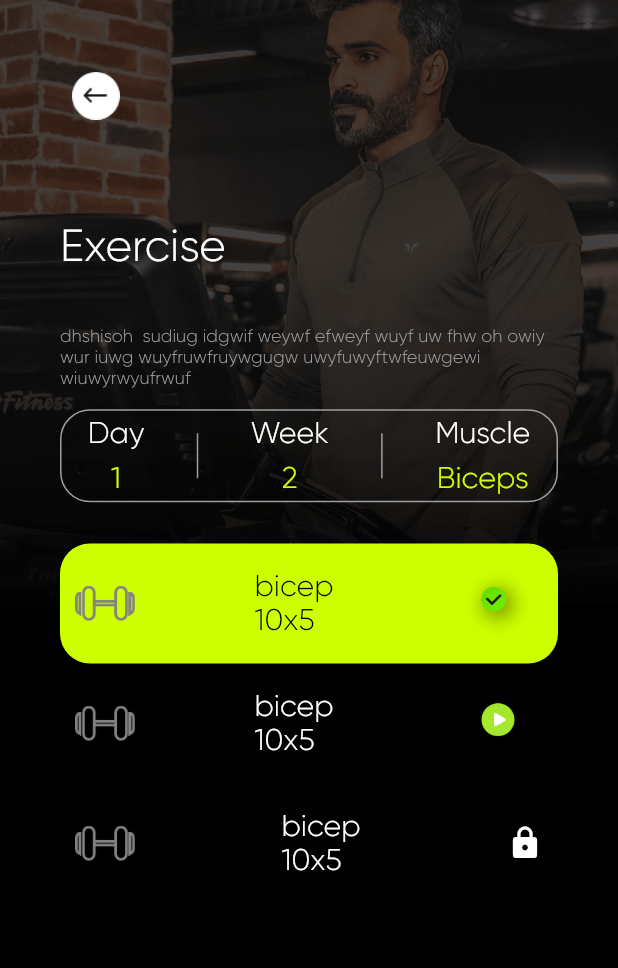
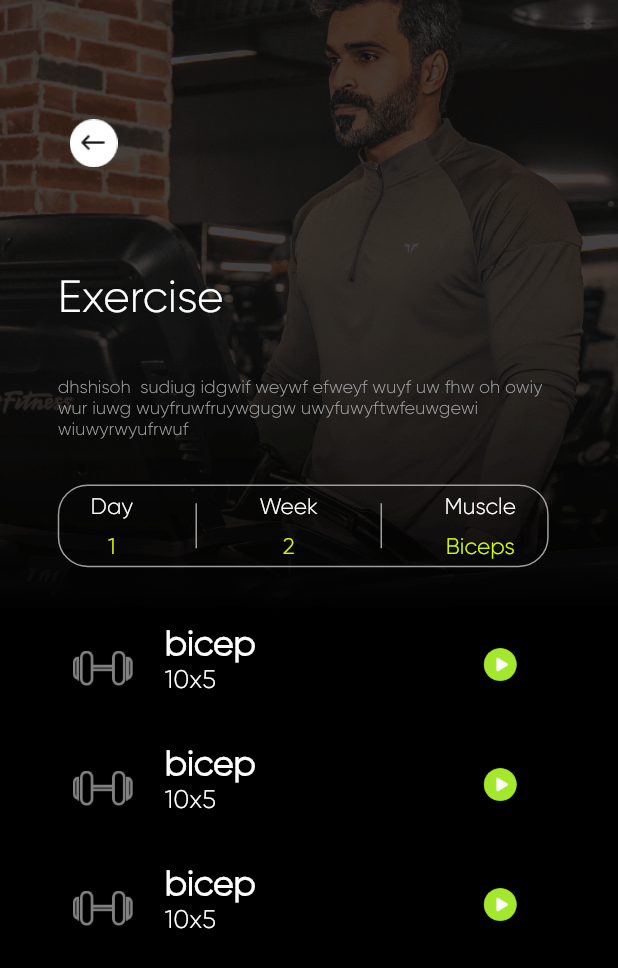
Before and after one commit to AWsabry-Projects/BeChamp_app, a Flutter app: the DayWorkouts screen opened directly, on a phone screen of 412 x 824 dp. Shown: the top 968 px of the screen. Run offline on Flutter 3.47's test engine with Material 2 defaults, Android fonts, the light colour scheme and no system bars; our stand-ins replace circular_countdown_timer, flutter_screenutil, flutter_snake_navigationbar, image_picker, page_indicator; missing offline and left inert: flutter_expanded_tile, otp_pin_field, vertical_picker.

Commit message:
workouts page edited

```diff
--- a/lib/models/Exercise Tiles model/exerciseTileModel.dart
+++ b/lib/models/Exercise Tiles model/exerciseTileModel.dart
@@ -1,60 +1,60 @@
 import 'package:flutter/material.dart';
+import 'package:flutter_screenutil/flutter_screenutil.dart';
 
 import '../../shared/shared.dart';
 
 class ExerciseTile extends StatelessWidget {
   final void Function() onTap;
-  bool canAccessNow,
-      isFinished; // if isFinished is true canAccessNow has no effect
   final String? title, description;
-  ExerciseTile(
-      {super.key,
-      required this.onTap,
-      this.title,
-      this.canAccessNow = false,
-      this.isFinished = false,
-      this.description});
+  ExerciseTile({super.key, required this.onTap, this.title, this.description});
 
   @override
   Widget build(BuildContext context) {
+    ScreenUtil.init(context, designSize: Size(428, 926));
     return Directionality(
       textDirection: isEnglish ? TextDirection.ltr : TextDirection.rtl,
       child: Container(
         decoration: BoxDecoration(
-            borderRadius: BorderRadius.circular(20),
-            color: isFinished
-                ? Theme.of(context).primaryColor
-                : Colors.transparent),
+            borderRadius: BorderRadius.circular(20), color: Colors.transparent),
         height: 80,
         child: InkWell(
-          onTap: isFinished
-              ? null
-              : canAccessNow
-                  ? onTap
-                  : () {
-                      ScaffoldMessenger.of(context).showSnackBar(SnackBar(
-                          content: Text("Complete the Exercise before")));
-                    },
+          onTap: onTap,
           child: Padding(
             padding: const EdgeInsets.all(10.0),
             child: Row(
               mainAxisAlignment: MainAxisAlignment.spaceBetween,
               children: [
-                Image.asset(
-                  "assets/dumbell.png",
-                  width: 40,
+                Row(
+                  children: [
+                    Image.asset(
+                      "assets/dumbell.png",
+                      width: 40,
+                    ),
+                    SizedBox(
+                      width: 22.1.w,
+                    ),
+                    Column(
+                      crossAxisAlignment: CrossAxisAlignment.start,
+                      children: [
+                        Text(
+                          "$title",
+                          style: TextStyle(
+                              fontSize: 23,
+                              color: Colors.white,
+                              fontWeight: FontWeight.bold),
+                        ),
+                        Text(
+                          "$description",
+                          style: TextStyle(
+                            fontSize: 17,
+                            color: Colors.white,
+                          ),
+                        ),
+                      ],
+                    ),
+                  ],
                 ),
-                Text(
-                  "$title\n$description",
-                  style: isFinished
-                      ? TextStyle(color: Colors.black, fontSize: 20)
-                      : Theme.of(context).textTheme.displaySmall,
-                ),
-                isFinished
-                    ? Image.asset("assets/done.png")
-                    : canAccessNow
-                        ? Image.asset("assets/playButton.png")
-                        : Icon(Icons.lock, color: Colors.white)
+                Image.asset("assets/playButton.png")
               ],
             ),
           ),
--- a/lib/views/Workouts/Day Workouts Exercises 3/dayWorkouts.dart
+++ b/lib/views/Workouts/Day Workouts Exercises 3/dayWorkouts.dart
@@ -2,6 +2,7 @@ import 'package:bechamp/models/Exercise%20Model/exerciseModel.dart';
 import 'package:bechamp/models/Exercise%20Tiles%20model/exerciseTileModel.dart';
 import 'package:bechamp/shared/shared.dart';
 import 'package:flutter/material.dart';
+import 'package:flutter_screenutil/flutter_screenutil.dart';
 
 class DayWorkouts extends StatelessWidget {
   final String? exerciseName,
@@ -20,6 +21,7 @@ class DayWorkouts extends StatelessWidget {
 
   @override
   Widget build(BuildContext context) {
+    ScreenUtil.init(context, designSize: Size(428, 926));
     return Directionality(
       textDirection: isEnglish ? TextDirection.ltr : TextDirection.rtl,
       child: Scaffold(
@@ -35,17 +37,20 @@ class DayWorkouts extends StatelessWidget {
             ),
             SingleChildScrollView(
               child: Padding(
-                padding: const EdgeInsets.all(40.0),
+                padding: EdgeInsets.all(40.0.w),
                 child: Column(
                   mainAxisAlignment: MainAxisAlignment.spaceBetween,
                   crossAxisAlignment: CrossAxisAlignment.start,
                   children: [
-                    IconButton(
-                        onPressed: () {
-                          Navigator.pop(context);
-                        },
-                        icon: Image.asset("assets/back.png")),
-                    SizedBox(height: MediaQuery.of(context).size.height / 14),
+                    Padding(
+                      padding: EdgeInsets.only(top: 37.h),
+                      child: IconButton(
+                          onPressed: () {
+                            Navigator.pop(context);
+                          },
+                          icon: Image.asset("assets/back.png")),
+                    ),
+                    SizedBox(height: 69.h),
                     Text(
                       isEnglish ? "Exercise\n" : "تمرين\n",
                       style: TextStyle(color: Colors.white, fontSize: 30),
@@ -54,8 +59,10 @@ class DayWorkouts extends StatelessWidget {
                       isEnglish ? "$description\n" : "$arabicDescription\n",
                       style: TextStyle(color: Colors.grey, fontSize: 12),
                     ),
+                    SizedBox(height: 18.1.h),
                     Container(
-                      height: 62,
+                      height: 62.h,
+                      width: 340.w,
                       decoration: BoxDecoration(
                           border: Border.all(color: Colors.grey),
                           borderRadius: BorderRadius.circular(20)),
@@ -68,13 +75,14 @@ class DayWorkouts extends StatelessWidget {
                             children: [
                               Text(
                                 isEnglish ? "Day" : "اليوم",
-                                style: Theme.of(context).textTheme.displaySmall,
+                                style: TextStyle(
+                                    color: Colors.white, fontSize: 15),
                               ),
                               Text(
                                 "$day",
                                 style: TextStyle(
                                     color: Theme.of(context).primaryColor,
-                                    fontSize: 20),
+                                    fontSize: 15),
                               )
                             ],
                           ),
@@ -88,13 +96,14 @@ class DayWorkouts extends StatelessWidget {
                             children: [
                               Text(
                                 isEnglish ? "Week" : "الأسبوع",
-                                style: Theme.of(context).textTheme.displaySmall,
+                                style: TextStyle(
+                                    color: Colors.white, fontSize: 15),
                               ),
                               Text(
                                 "$week",
                                 style: TextStyle(
                                     color: Theme.of(context).primaryColor,
-                                    fontSize: 20),
+                                    fontSize: 15),
                               )
                             ],
                           ),
@@ -108,7 +117,8 @@ class DayWorkouts extends StatelessWidget {
                             children: [
                               Text(
                                 isEnglish ? "Muscle" : "العضله",
-                                style: Theme.of(context).textTheme.displaySmall,
+                                style: TextStyle(
+                                    color: Colors.white, fontSize: 15),
                               ),
                               Text(
                                 isEnglish
@@ -116,7 +126,7 @@ class DayWorkouts extends StatelessWidget {
                                     : "${this.arabicExerciseName}",
                                 style: TextStyle(
                                     color: Theme.of(context).primaryColor,
-                                    fontSize: 20),
+                                    fontSize: 15),
                               ),
                             ],
                           )
@@ -132,8 +142,6 @@ class DayWorkouts extends StatelessWidget {
                           child: Column(
                         children: [
                           ExerciseTile(
-                            isFinished: true,
-                            canAccessNow: true,
                             onTap: () {
                               goTo(
                                   context,
@@ -152,7 +160,6 @@ class DayWorkouts extends StatelessWidget {
                             description: "10x5",
                           ),
                           ExerciseTile(
-                            canAccessNow: true,
                             onTap: () {
                               goTo(
                                   context,
@@ -171,7 +178,6 @@ class DayWorkouts extends StatelessWidget {
                             description: "10x5",
                           ),
                           ExerciseTile(
-                            canAccessNow: false,
                             onTap: () {
                               goTo(
                                   context,
```
Also changed, not shown: lib/models/Exercise Model/exerciseModel.dart (+52 -25 lines).
